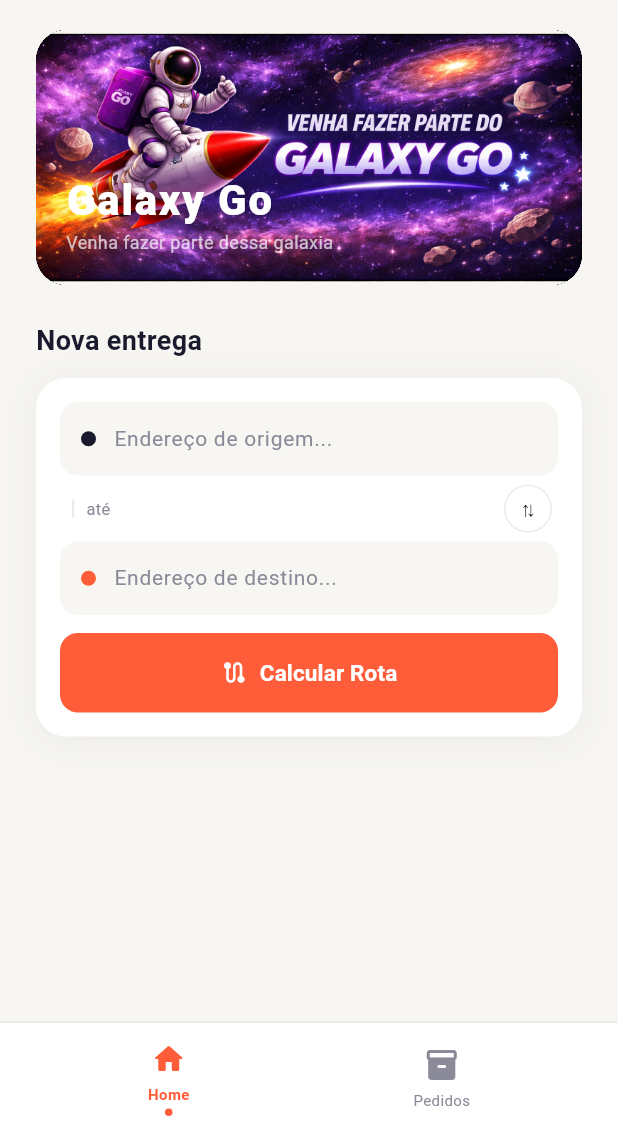
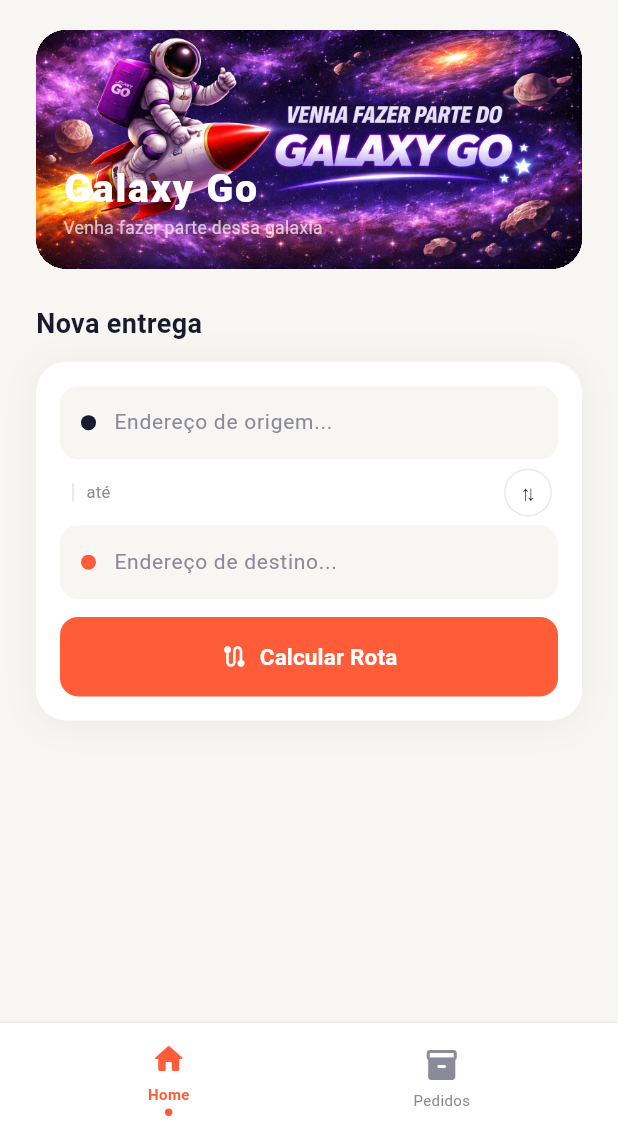
Before and after one commit to lucassdm92/cgalaxy-way, a Flutter app: the HomeScreen screen opened directly, on a phone screen of 412 x 824 dp, the part 90-1236 px from its top. Run offline on Flutter 3.47's test engine with Material 3 defaults, Android fonts, the phone set to English and light mode, and no system bars; our stand-ins replace google_maps_flutter, shared_preferences; accounts and stored records are empty; Roboto replaces fonts that are missing (DM Sans).

Commit message:
Fixing the banner

```diff
--- a/lib/screens/home_screen.dart
+++ b/lib/screens/home_screen.dart
@@ -324,11 +324,17 @@ class _HomeScreenState extends State<HomeScreen> {
   // ── Hero Banner ───────────────────────────────────────────────────────────
 
   Widget _buildHeroBanner() {
+    final screenWidth = MediaQuery.of(context).size.width;
+    final bannerWidth = screenWidth - 48;
+    final titleSize   = (bannerWidth * 0.072).clamp(20.0, 34.0);
+    final subtitleSize = (bannerWidth * 0.032).clamp(11.0, 16.0);
+
     return Padding(
       padding: const EdgeInsets.symmetric(horizontal: 24),
+      child: AspectRatio(
+        aspectRatio: 16 / 7,
         child: Container(
           width: double.infinity,
-        height: 170,
           decoration: BoxDecoration(
             color: const Color(0xFF0D0D1A),
             borderRadius: BorderRadius.circular(20),
@@ -336,31 +342,6 @@ class _HomeScreenState extends State<HomeScreen> {
           clipBehavior: Clip.hardEdge,
           child: Stack(
             children: [
-            // Estrelas de fundo
-            ..._stars,
-
-            // Planeta grande decorativo (direita)
-            Positioned(
-              top: -45, right: -45,
-              child: Container(
-                width: 150, height: 150,
-                decoration: BoxDecoration(
-                  shape: BoxShape.circle,
-                  color: _C.accent.withValues(alpha: 0.12),
-                ),
-              ),
-            ),
-            // Planeta pequeno (esquerda baixo)
-            Positioned(
-              bottom: -25, left: 100,
-              child: Container(
-                width: 70, height: 70,
-                decoration: BoxDecoration(
-                  shape: BoxShape.circle,
-                  color: const Color(0xFF7B2FFF).withValues(alpha: 0.15),
-                ),
-              ),
-            ),
 
               // Imagem cobrindo o banner inteiro
               Positioned.fill(
@@ -373,27 +354,28 @@ class _HomeScreenState extends State<HomeScreen> {
 
               // Texto sobreposto
               Positioned(
-              left: 20,
-              bottom: 20,
+                left: bannerWidth * 0.05,
+                bottom: bannerWidth * 0.05,
+                right: bannerWidth * 0.05,
                 child: Column(
                   crossAxisAlignment: CrossAxisAlignment.start,
                   children: [
-                  const Text(
+                    Text(
                       'Galaxy Go',
                       style: TextStyle(
                         color: Colors.white,
-                      fontSize: 28,
+                        fontSize: titleSize,
                         fontWeight: FontWeight.w900,
                         letterSpacing: 1.2,
                         height: 1,
                       ),
                     ),
-                  const SizedBox(height: 6),
+                    SizedBox(height: bannerWidth * 0.015),
                     Text(
                       'Venha fazer parte dessa galaxia',
                       style: TextStyle(
                         color: Colors.white.withValues(alpha: 0.7),
-                      fontSize: 12,
+                        fontSize: subtitleSize,
                       ),
                     ),
                   ],
@@ -402,23 +384,9 @@ class _HomeScreenState extends State<HomeScreen> {
             ],
           ),
         ),
+      ),
     );
   }
-
-  // Estrelas espalhadas no banner
-  static const _stars = [
-    _Star(left:  18, top: 22, size: 2),
-    _Star(left:  55, top: 12, size: 1.5),
-    _Star(left:  90, top: 38, size: 1),
-    _Star(left:  35, top: 65, size: 1.5),
-    _Star(left: 130, top: 18, size: 1),
-    _Star(left: 160, top: 50, size: 2),
-    _Star(left: 115, top: 80, size: 1),
-    _Star(left:  20, top: 110, size: 1.5),
-    _Star(left:  70, top: 130, size: 1),
-    _Star(left: 145, top: 130, size: 2),
-  ];
-
   // ── Section Title ─────────────────────────────────────────────────────────
 
   Widget _buildSectionTitle(String title) {
```
Also changed, not shown: .claude/settings.local.json. Lines whose indentation alone changed are shown as unchanged.
